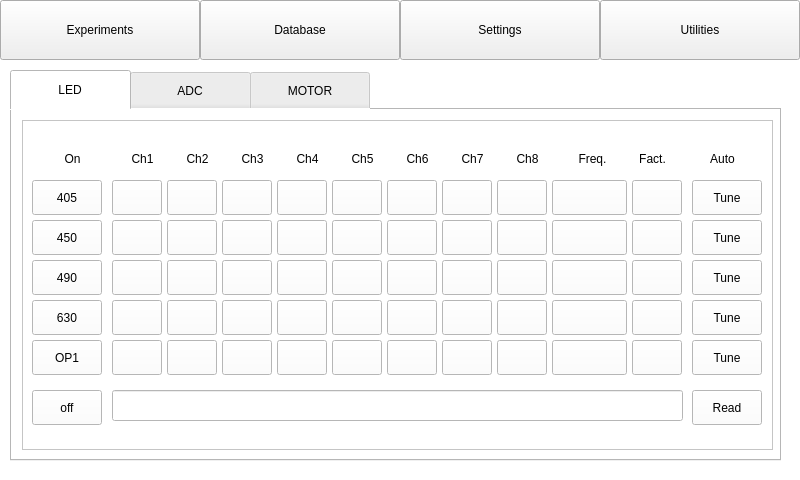
Qt form mainwindow.ui (srikrishnan90/ELISAREADER) before a commit.
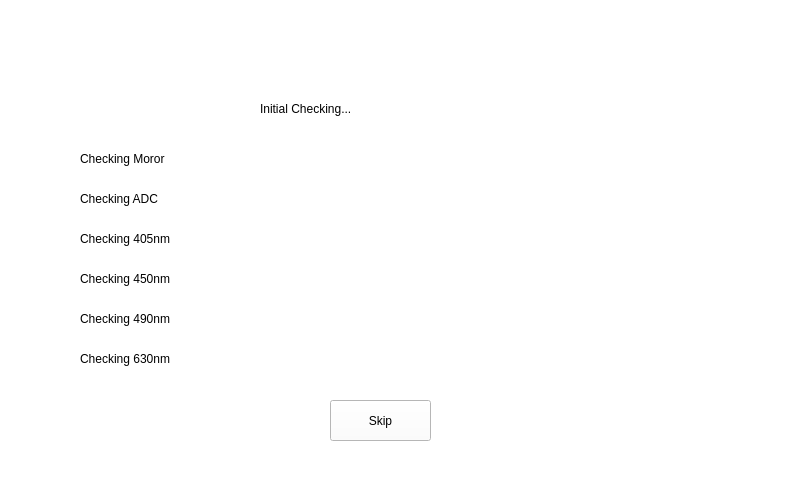
The same form after that commit.

```diff
--- a/mainwindow.ui
+++ b/mainwindow.ui
@@ -79,7 +79,7 @@
      <string notr="true">background:rgba(255,255,255,1)</string>
     </property>
     <property name="currentIndex">
-     <number>8</number>
+     <number>14</number>
     </property>
     <widget class="QWidget" name="page">
      <widget class="QScrollArea" name="scrollArea">
@@ -6674,7 +6674,7 @@
        <string notr="true">QTabBar::tab { height: 40px; width: 120px; }</string>
       </property>
       <property name="currentIndex">
-       <number>0</number>
+       <number>3</number>
       </property>
       <widget class="QWidget" name="tab_7">
        <attribute name="title">
@@ -7851,6 +7851,24 @@
         </widget>
        </widget>
       </widget>
+      <widget class="QWidget" name="tab_10">
+       <attribute name="title">
+        <string>INIT</string>
+       </attribute>
+       <widget class="QPushButton" name="pushButton_63">
+        <property name="geometry">
+         <rect>
+          <x>320</x>
+          <y>120</y>
+          <width>83</width>
+          <height>25</height>
+         </rect>
+        </property>
+        <property name="text">
+         <string>Initialize</string>
+        </property>
+       </widget>
+      </widget>
      </widget>
     </widget>
     <widget class="QWidget" name="page_10">
@@ -8599,12 +8617,191 @@
       </property>
      </widget>
     </widget>
+    <widget class="QWidget" name="page_15">
+     <widget class="QLabel" name="label_79">
+      <property name="geometry">
+       <rect>
+        <x>260</x>
+        <y>100</y>
+        <width>311</width>
+        <height>17</height>
+       </rect>
+      </property>
+      <property name="text">
+       <string>Initial Checking...</string>
+      </property>
+     </widget>
+     <widget class="QLabel" name="label_80">
+      <property name="geometry">
+       <rect>
+        <x>80</x>
+        <y>150</y>
+        <width>111</width>
+        <height>17</height>
+       </rect>
+      </property>
+      <property name="text">
+       <string>Checking Moror</string>
+      </property>
+     </widget>
+     <widget class="QLabel" name="label_81">
+      <property name="geometry">
+       <rect>
+        <x>80</x>
+        <y>190</y>
+        <width>111</width>
+        <height>17</height>
+       </rect>
+      </property>
+      <property name="text">
+       <string>Checking ADC</string>
+      </property>
+     </widget>
+     <widget class="QLabel" name="label_82">
+      <property name="geometry">
+       <rect>
+        <x>80</x>
+        <y>230</y>
+        <width>111</width>
+        <height>17</height>
+       </rect>
+      </property>
+      <property name="text">
+       <string>Checking 405nm</string>
+      </property>
+     </widget>
+     <widget class="QLabel" name="label_83">
+      <property name="geometry">
+       <rect>
+        <x>80</x>
+        <y>270</y>
+        <width>111</width>
+        <height>17</height>
+       </rect>
+      </property>
+      <property name="text">
+       <string>Checking 450nm</string>
+      </property>
+     </widget>
+     <widget class="QLabel" name="label_84">
+      <property name="geometry">
+       <rect>
+        <x>80</x>
+        <y>310</y>
+        <width>111</width>
+        <height>17</height>
+       </rect>
+      </property>
+      <property name="text">
+       <string>Checking 490nm</string>
+      </property>
+     </widget>
+     <widget class="QLabel" name="label_85">
+      <property name="geometry">
+       <rect>
+        <x>80</x>
+        <y>350</y>
+        <width>111</width>
+        <height>17</height>
+       </rect>
+      </property>
+      <property name="text">
+       <string>Checking 630nm</string>
+      </property>
+     </widget>
+     <widget class="QLabel" name="label_86">
+      <property name="geometry">
+       <rect>
+        <x>230</x>
+        <y>150</y>
+        <width>271</width>
+        <height>17</height>
+       </rect>
+      </property>
+      <property name="text">
+       <string/>
+      </property>
+     </widget>
+     <widget class="QLabel" name="label_87">
+      <property name="geometry">
+       <rect>
+        <x>230</x>
+        <y>190</y>
+        <width>271</width>
+        <height>17</height>
+       </rect>
+      </property>
+      <property name="text">
+       <string/>
+      </property>
+     </widget>
+     <widget class="QLabel" name="label_88">
+      <property name="geometry">
+       <rect>
+        <x>230</x>
+        <y>230</y>
+        <width>271</width>
+        <height>17</height>
+       </rect>
+      </property>
+      <property name="text">
+       <string/>
+      </property>
+     </widget>
+     <widget class="QLabel" name="label_89">
+      <property name="geometry">
+       <rect>
+        <x>230</x>
+        <y>270</y>
+        <width>271</width>
+        <height>17</height>
+       </rect>
+      </property>
+      <property name="text">
+       <string/>
+      </property>
+     </widget>
+     <widget class="QLabel" name="label_90">
+      <property name="geometry">
+       <rect>
+        <x>230</x>
+        <y>310</y>
+        <width>271</width>
+        <height>17</height>
+       </rect>
+      </property>
+      <property name="text">
+       <string/>
+      </property>
+     </widget>
+     <widget class="QLabel" name="label_91">
+      <property name="geometry">
+       <rect>
+        <x>230</x>
+        <y>350</y>
+        <width>271</width>
+        <height>17</height>
+       </rect>
+      </property>
+      <property name="text">
+       <string/>
+      </property>
+     </widget>
+     <widget class="QPushButton" name="pushButton_10">
+      <property name="geometry">
+       <rect>
+        <x>330</x>
+        <y>400</y>
+        <width>101</width>
+        <height>41</height>
+       </rect>
+      </property>
+      <property name="text">
+       <string>Skip</string>
+      </property>
+     </widget>
+    </widget>
    </widget>
-   <zorder>stackedWidget</zorder>
-   <zorder>toolButton</zorder>
-   <zorder>toolButton_2</zorder>
-   <zorder>toolButton_3</zorder>
-   <zorder>toolButton_4</zorder>
   </widget>
  </widget>
  <layoutdefault spacing="6" margin="11"/>
```
